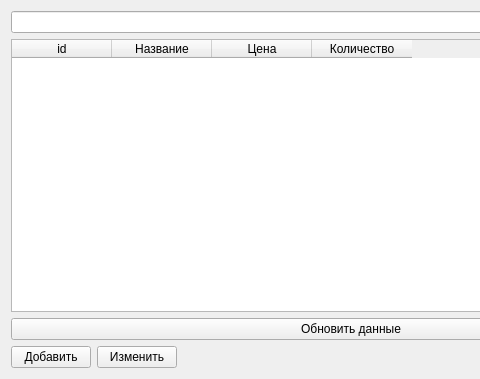
Above: ProductTab.ui from Motich351/Database before the change; both pictures show x 0 to 480 and y 0 to 379 of the 702 by 379 pixel window. Below: the same form after it.
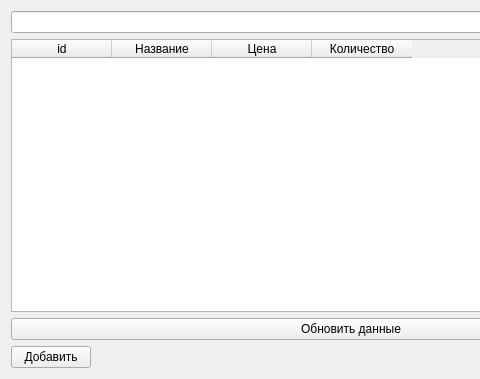
That is the form after the change.

Commit message: Need to finish shop_product_tab.py

Patch:
```diff
--- a/ProductTab.ui
+++ b/ProductTab.ui
@@ -81,13 +81,6 @@
          </property>
         </widget>
        </item>
-       <item>
-        <widget class="QPushButton" name="ChangeProduct">
-         <property name="text">
-          <string>Изменить</string>
-         </property>
-        </widget>
-       </item>
        <item>
         <spacer name="horizontalSpacer_2">
          <property name="orientation">
```
The commit also changes 21 other files.
